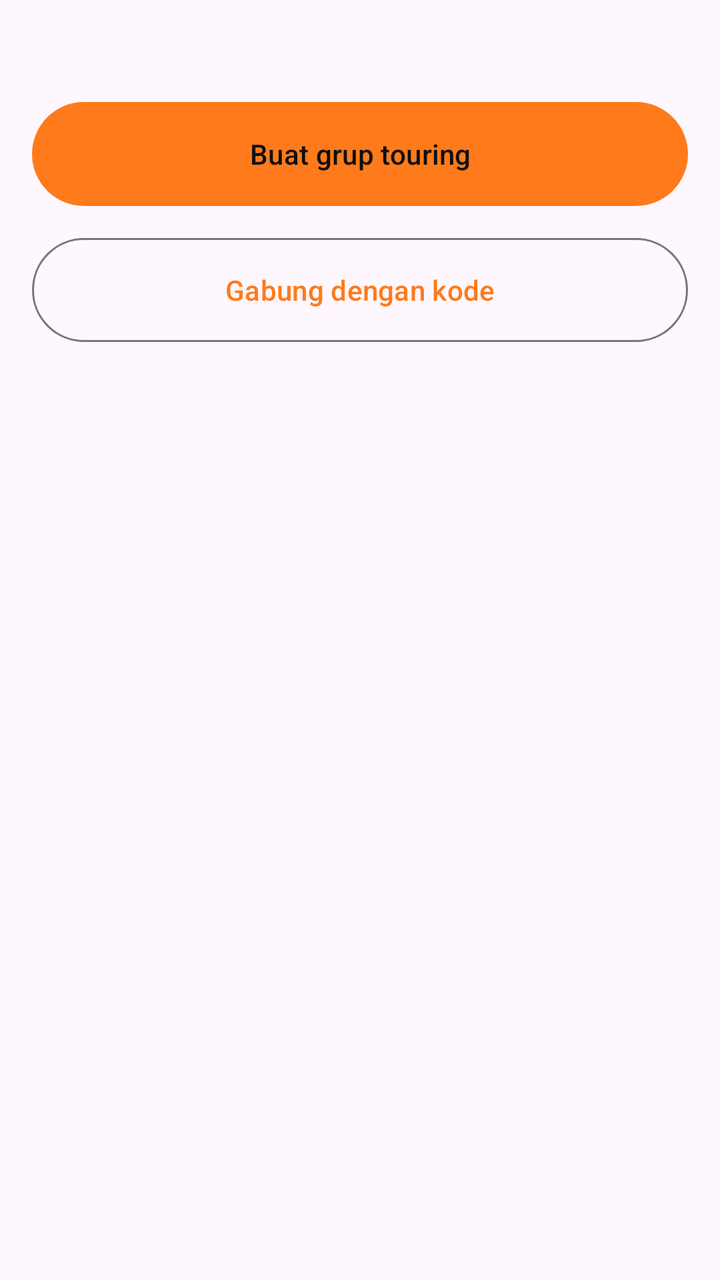
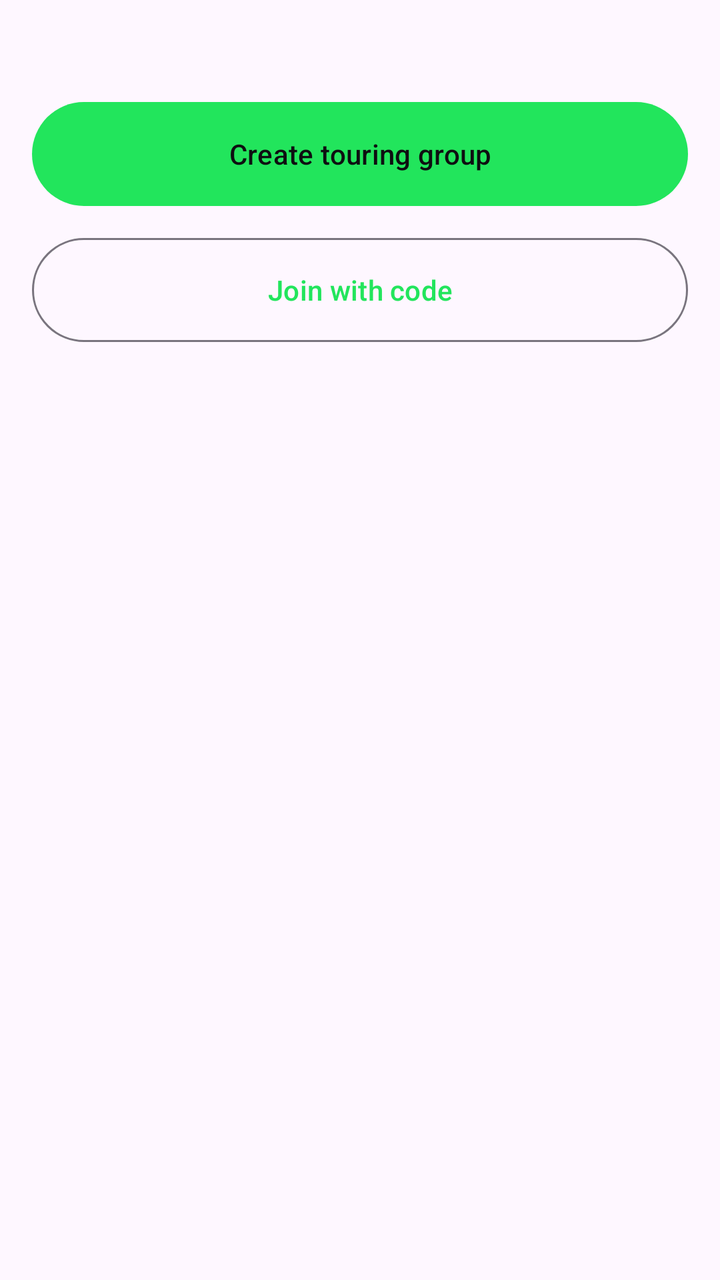

Two renders of the same Android screen: before a commit and after it. Below are the layout's source before the change and the commit's diff.
<!-- AndroidManifest.xml: application theme Theme.Tracker -->
<!-- res/layout/fragment_group.xml -->
<?xml version="1.0" encoding="utf-8"?>
<ScrollView xmlns:android="http://schemas.android.com/apk/res/android" android:layout_width="match_parent" android:layout_height="match_parent">
    <LinearLayout android:layout_width="match_parent" android:layout_height="wrap_content" android:orientation="vertical" android:padding="16dp">
        <TextView android:id="@+id/status" android:layout_width="match_parent" android:layout_height="wrap_content" android:textColor="@color/text_secondary"/>
        <Button android:id="@+id/btnCreate" android:layout_width="match_parent" android:layout_height="60dp" android:text="Buat grup touring" android:layout_marginTop="12dp"/>
        <Button android:id="@+id/btnJoin" style="@style/Widget.Material3.Button.OutlinedButton" android:layout_width="match_parent" android:layout_height="60dp" android:text="Gabung dengan kode" android:layout_marginTop="8dp"/>
        <TextView android:id="@+id/groupInfo" android:layout_width="match_parent" android:layout_height="wrap_content" android:textColor="@color/text_primary" android:textSize="18sp" android:layout_marginTop="20dp"/>
        <LinearLayout android:id="@+id/members" android:layout_width="match_parent" android:layout_height="wrap_content" android:orientation="vertical"/>
        <Button android:id="@+id/btnShare" style="@style/Widget.Material3.Button.TextButton" android:layout_width="match_parent" android:layout_height="wrap_content" android:text="Bagikan kode grup" android:visibility="gone"/>
        <Button android:id="@+id/btnTrack" android:layout_width="match_parent" android:layout_height="60dp" android:text="Mulai tracking" android:visibility="gone" android:layout_marginTop="8dp"/>
        <Button android:id="@+id/btnCaptain" android:layout_width="match_parent" android:layout_height="60dp" android:text="Panel Captain" android:visibility="gone" android:layout_marginTop="8dp"/>
        <Button android:id="@+id/btnEnd" style="@style/Widget.Material3.Button.OutlinedButton" android:layout_width="match_parent" android:layout_height="wrap_content" android:text="Akhiri sesi touring" android:visibility="gone"/>
    </LinearLayout>
</ScrollView>
<!-- resources referenced by this layout -->
<resources>
  <color name="text_primary">#FFFFFF</color>
  <color name="text_secondary">#9AA0A6</color>
  <style name="Theme.Tracker" parent="Theme.Material3.DayNight.NoActionBar">
          <item name="colorPrimary">@color/accent</item>
          <item name="colorOnPrimary">@color/bg_dark</item>
      </style>
  <color name="accent">#FF7A1A</color>
  <color name="bg_dark">#0E0F11</color>
</resources>

<!-- the commit's change to res/layout/fragment_group.xml (unified diff, before → after) -->
@@ -2,13 +2,13 @@
 <ScrollView xmlns:android="http://schemas.android.com/apk/res/android" android:layout_width="match_parent" android:layout_height="match_parent">
     <LinearLayout android:layout_width="match_parent" android:layout_height="wrap_content" android:orientation="vertical" android:padding="16dp">
         <TextView android:id="@+id/status" android:layout_width="match_parent" android:layout_height="wrap_content" android:textColor="@color/text_secondary"/>
-        <Button android:id="@+id/btnCreate" android:layout_width="match_parent" android:layout_height="60dp" android:text="Buat grup touring" android:layout_marginTop="12dp"/>
-        <Button android:id="@+id/btnJoin" style="@style/Widget.Material3.Button.OutlinedButton" android:layout_width="match_parent" android:layout_height="60dp" android:text="Gabung dengan kode" android:layout_marginTop="8dp"/>
+        <Button android:id="@+id/btnCreate" android:layout_width="match_parent" android:layout_height="60dp" android:text="@string/group_create" android:layout_marginTop="12dp"/>
+        <Button android:id="@+id/btnJoin" style="@style/Widget.Material3.Button.OutlinedButton" android:layout_width="match_parent" android:layout_height="60dp" android:text="@string/group_join" android:layout_marginTop="8dp"/>
         <TextView android:id="@+id/groupInfo" android:layout_width="match_parent" android:layout_height="wrap_content" android:textColor="@color/text_primary" android:textSize="18sp" android:layout_marginTop="20dp"/>
         <LinearLayout android:id="@+id/members" android:layout_width="match_parent" android:layout_height="wrap_content" android:orientation="vertical"/>
-        <Button android:id="@+id/btnShare" style="@style/Widget.Material3.Button.TextButton" android:layout_width="match_parent" android:layout_height="wrap_content" android:text="Bagikan kode grup" android:visibility="gone"/>
-        <Button android:id="@+id/btnTrack" android:layout_width="match_parent" android:layout_height="60dp" android:text="Mulai tracking" android:visibility="gone" android:layout_marginTop="8dp"/>
-        <Button android:id="@+id/btnCaptain" android:layout_width="match_parent" android:layout_height="60dp" android:text="Panel Captain" android:visibility="gone" android:layout_marginTop="8dp"/>
-        <Button android:id="@+id/btnEnd" style="@style/Widget.Material3.Button.OutlinedButton" android:layout_width="match_parent" android:layout_height="wrap_content" android:text="Akhiri sesi touring" android:visibility="gone"/>
+        <Button android:id="@+id/btnShare" style="@style/Widget.Material3.Button.TextButton" android:layout_width="match_parent" android:layout_height="wrap_content" android:text="@string/group_share_code" android:visibility="gone"/>
+        <Button android:id="@+id/btnTrack" android:layout_width="match_parent" android:layout_height="60dp" android:text="@string/tracking_start" android:visibility="gone" android:layout_marginTop="8dp"/>
+        <Button android:id="@+id/btnCaptain" android:layout_width="match_parent" android:layout_height="60dp" android:text="@string/captain_panel" android:visibility="gone" android:layout_marginTop="8dp"/>
+        <Button android:id="@+id/btnEnd" style="@style/Widget.Material3.Button.OutlinedButton" android:layout_width="match_parent" android:layout_height="wrap_content" android:text="@string/group_end" android:visibility="gone"/>
     </LinearLayout>
 </ScrollView>
<!-- resource entries referenced after the edit -->
@@ -2,11 +2,17 @@
 <resources>
   <color name="text_primary">#FFFFFF</color>
   <color name="text_secondary">#9AA0A6</color>
+  <string name="captain_panel">Captain Panel</string>
+  <string name="group_create">Create touring group</string>
+  <string name="group_end">End touring session</string>
+  <string name="group_join">Join with code</string>
+  <string name="group_share_code">Share group code</string>
+  <string name="tracking_start">Start tracking</string>
   <style name="Theme.Tracker" parent="Theme.Material3.DayNight.NoActionBar">
           <item name="colorPrimary">@color/accent</item>
           <item name="colorOnPrimary">@color/bg_dark</item>
       </style>
-  <color name="accent">#FF7A1A</color>
+  <color name="accent">#22E55C</color>
   <color name="bg_dark">#0E0F11</color>
 </resources>
 
